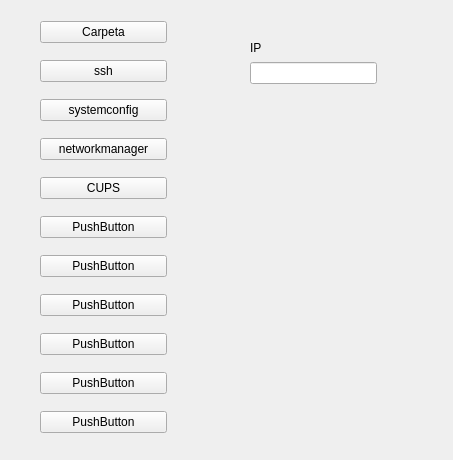
kapazao/GrxMenu, file equipos.ui: the form before one commit.
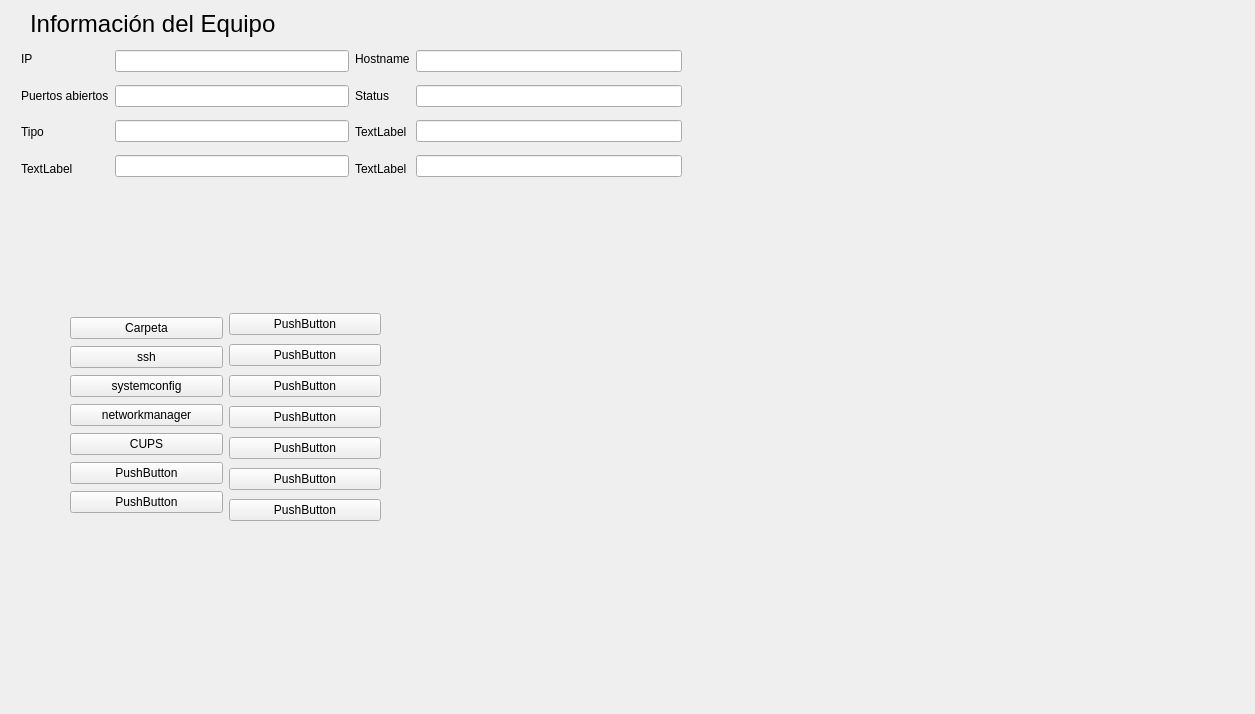
The form after the commit.

Patch:
```diff
--- a/equipos.ui
+++ b/equipos.ui
@@ -6,23 +6,46 @@
    <rect>
     <x>0</x>
     <y>0</y>
-    <width>453</width>
-    <height>460</height>
+    <width>1255</width>
+    <height>714</height>
    </rect>
   </property>
   <property name="windowTitle">
    <string>Form</string>
   </property>
-  <widget class="QWidget" name="layoutWidget">
+  <widget class="QLabel" name="label">
    <property name="geometry">
     <rect>
-     <x>40</x>
+     <x>30</x>
      <y>10</y>
-     <width>127</width>
-     <height>436</height>
+     <width>252</width>
+     <height>28</height>
     </rect>
    </property>
-   <layout class="QVBoxLayout" name="verticalLayout">
+   <property name="font">
+    <font>
+     <pointsize>18</pointsize>
+    </font>
+   </property>
+   <property name="text">
+    <string>Información del Equipo</string>
+   </property>
+  </widget>
+  <widget class="QWidget" name="layoutWidget">
+   <property name="geometry">
+    <rect>
+     <x>70</x>
+     <y>310</y>
+     <width>311</width>
+     <height>215</height>
+    </rect>
+   </property>
+   <layout class="QHBoxLayout" name="horizontalLayout">
+    <item>
+     <layout class="QVBoxLayout" name="verticalLayout_2">
+      <property name="spacing">
+       <number>0</number>
+      </property>
     <item>
      <widget class="QPushButton" name="pushButton">
       <property name="text">
@@ -72,6 +95,10 @@
       </property>
      </widget>
     </item>
+     </layout>
+    </item>
+    <item>
+     <layout class="QVBoxLayout" name="verticalLayout">
     <item>
      <widget class="QPushButton" name="pushButton_8">
       <property name="text">
@@ -93,6 +120,27 @@
       </property>
      </widget>
     </item>
+      <item>
+       <widget class="QPushButton" name="pushButton_14">
+        <property name="text">
+         <string>PushButton</string>
+        </property>
+       </widget>
+      </item>
+      <item>
+       <widget class="QPushButton" name="pushButton_13">
+        <property name="text">
+         <string>PushButton</string>
+        </property>
+       </widget>
+      </item>
+      <item>
+       <widget class="QPushButton" name="pushButton_12">
+        <property name="text">
+         <string>PushButton</string>
+        </property>
+       </widget>
+      </item>
     <item>
      <widget class="QPushButton" name="pushButton_11">
       <property name="text">
@@ -101,17 +149,23 @@
      </widget>
     </item>
    </layout>
+    </item>
+   </layout>
   </widget>
   <widget class="QWidget" name="">
    <property name="geometry">
     <rect>
-     <x>250</x>
-     <y>40</y>
-     <width>127</width>
-     <height>44</height>
+     <x>21</x>
+     <y>43</y>
+     <width>661</width>
+     <height>141</height>
     </rect>
    </property>
-   <layout class="QVBoxLayout" name="verticalLayout_2">
+   <layout class="QHBoxLayout" name="horizontalLayout_4">
+    <item>
+     <layout class="QHBoxLayout" name="horizontalLayout_2">
+      <item>
+       <layout class="QVBoxLayout" name="verticalLayout_3">
     <item>
      <widget class="QLabel" name="label_ip">
       <property name="text">
@@ -120,7 +174,97 @@
      </widget>
     </item>
     <item>
-     <widget class="QLineEdit" name="lineEdit"/>
+         <widget class="QLabel" name="label_puertos">
+          <property name="text">
+           <string>Puertos abiertos</string>
+          </property>
+         </widget>
+        </item>
+        <item>
+         <widget class="QLabel" name="label_tipo">
+          <property name="text">
+           <string>Tipo</string>
+          </property>
+         </widget>
+        </item>
+        <item>
+         <widget class="QLabel" name="label_4">
+          <property name="text">
+           <string>TextLabel</string>
+          </property>
+         </widget>
+        </item>
+       </layout>
+      </item>
+      <item>
+       <layout class="QVBoxLayout" name="verticalLayout_4">
+        <item>
+         <widget class="QLineEdit" name="lineEdit_ip"/>
+        </item>
+        <item>
+         <widget class="QLineEdit" name="lineEdit_puertos"/>
+        </item>
+        <item>
+         <widget class="QLineEdit" name="lineEdit_tipo"/>
+        </item>
+        <item>
+         <widget class="QLineEdit" name="lineEdit_4"/>
+        </item>
+       </layout>
+      </item>
+     </layout>
+    </item>
+    <item>
+     <layout class="QHBoxLayout" name="horizontalLayout_3">
+      <item>
+       <layout class="QVBoxLayout" name="verticalLayout_6">
+        <item>
+         <widget class="QLabel" name="label_hostname">
+          <property name="text">
+           <string>Hostname</string>
+          </property>
+         </widget>
+        </item>
+        <item>
+         <widget class="QLabel" name="label_status">
+          <property name="text">
+           <string>Status</string>
+          </property>
+         </widget>
+        </item>
+        <item>
+         <widget class="QLabel" name="label_8">
+          <property name="text">
+           <string>TextLabel</string>
+          </property>
+         </widget>
+        </item>
+        <item>
+         <widget class="QLabel" name="label_9">
+          <property name="text">
+           <string>TextLabel</string>
+          </property>
+         </widget>
+        </item>
+       </layout>
+      </item>
+      <item>
+       <layout class="QVBoxLayout" name="verticalLayout_5">
+        <item>
+         <widget class="QLineEdit" name="lineEdit_hostname"/>
+        </item>
+        <item>
+         <widget class="QLineEdit" name="lineEdit_status"/>
+        </item>
+        <item>
+         <widget class="QLineEdit" name="lineEdit_7"/>
+        </item>
+        <item>
+         <widget class="QLineEdit" name="lineEdit_8"/>
+        </item>
+       </layout>
+      </item>
+     </layout>
     </item>
    </layout>
   </widget>
```
Left out of the diff: 2 changed lines with no effect on the pictures. Lines whose indentation alone changed are shown as unchanged.
